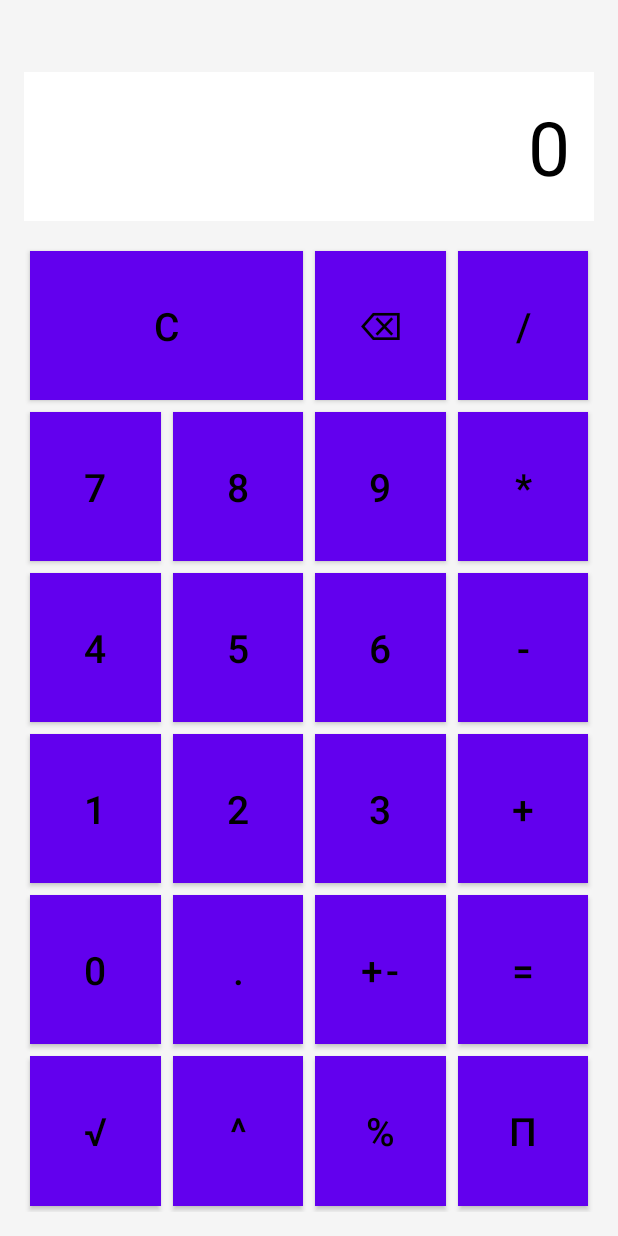
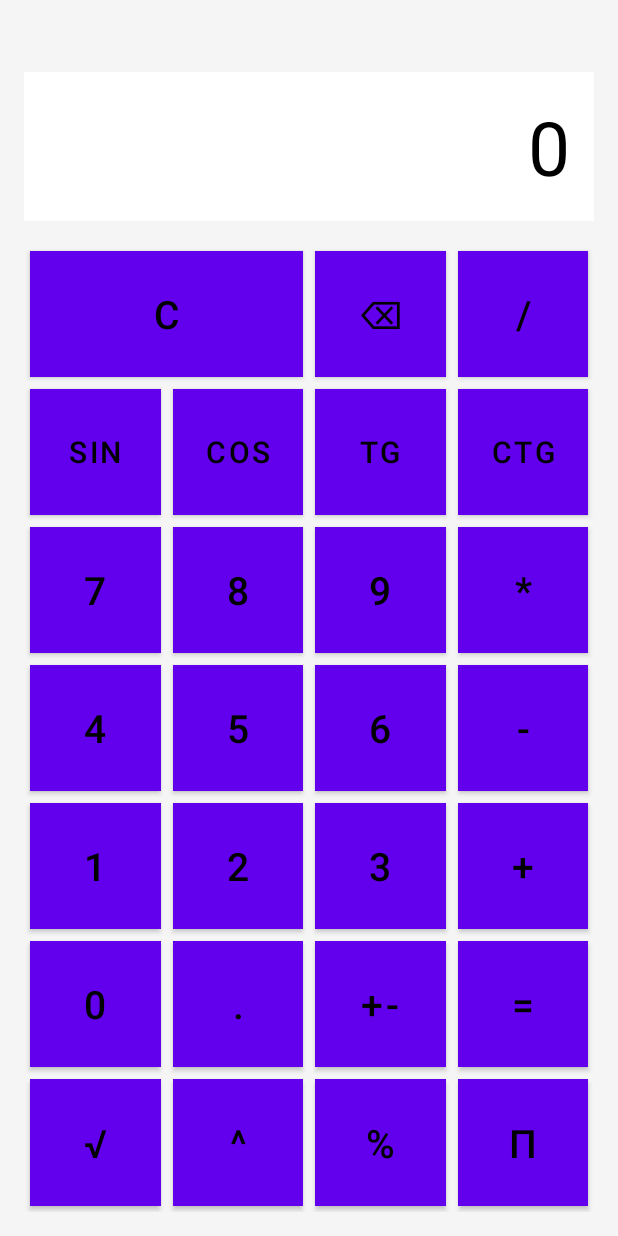
Before and after one commit to Sayrexxx/Mobile-Apps-semester6, an Android app built with Jetpack Compose: the layout activity_main.xml on its own in the app's theme, with its tools: preview values and no code run, on a phone screen of 412 x 824 dp. Run offline under Robolectric (Android 15) with nearby library versions, the phone set to English and light mode, and no system bars.

Commit message:
Add buttons layout for trigonometric operations (sin, cos, tg, ctg)

```diff
--- a/app/src/main/res/layout/activity_main.xml
+++ b/app/src/main/res/layout/activity_main.xml
@@ -40,7 +40,7 @@
         android:layout_height="0dp"
         android:layout_marginTop="16dp"
         android:columnCount="4"
-        android:rowCount="6"
+        android:rowCount="7"
         app:layout_constraintBottom_toBottomOf="parent"
         app:layout_constraintEnd_toEndOf="parent"
         app:layout_constraintStart_toStartOf="parent"
@@ -76,6 +76,42 @@
             android:text="/" />
 
         <!-- Row 2 -->
+        <Button
+            android:id="@+id/btn_sin"
+            style="@style/CalculatorButton"
+            android:textSize="20sp"
+            android:layout_width="0dp"
+            android:layout_height="0dp"
+            android:layout_rowWeight="1"
+            android:layout_columnWeight="1"
+            android:text="Sin" />
+        <Button
+            android:id="@+id/btn_cos"
+            style="@style/CalculatorButton"
+            android:textSize="20sp"
+            android:layout_width="0dp"
+            android:layout_height="0dp"
+            android:layout_rowWeight="1"
+            android:layout_columnWeight="1"
+            android:text="cos" />
+        <Button
+            android:id="@+id/btn_tg"
+            style="@style/CalculatorButton"
+            android:textSize="20sp"
+            android:layout_width="0dp"
+            android:layout_height="0dp"
+            android:layout_rowWeight="1"
+            android:layout_columnWeight="1"
+            android:text="tg" />
+        <Button
+            android:id="@+id/btn_ctg"
+            style="@style/CalculatorButton"
+            android:textSize="20sp"
+            android:layout_width="0dp"
+            android:layout_height="0dp"
+            android:layout_rowWeight="1"
+            android:layout_columnWeight="1"
+            android:text="ctg" />
         <Button
             android:id="@+id/btn_7"
             style="@style/CalculatorButton"
```
